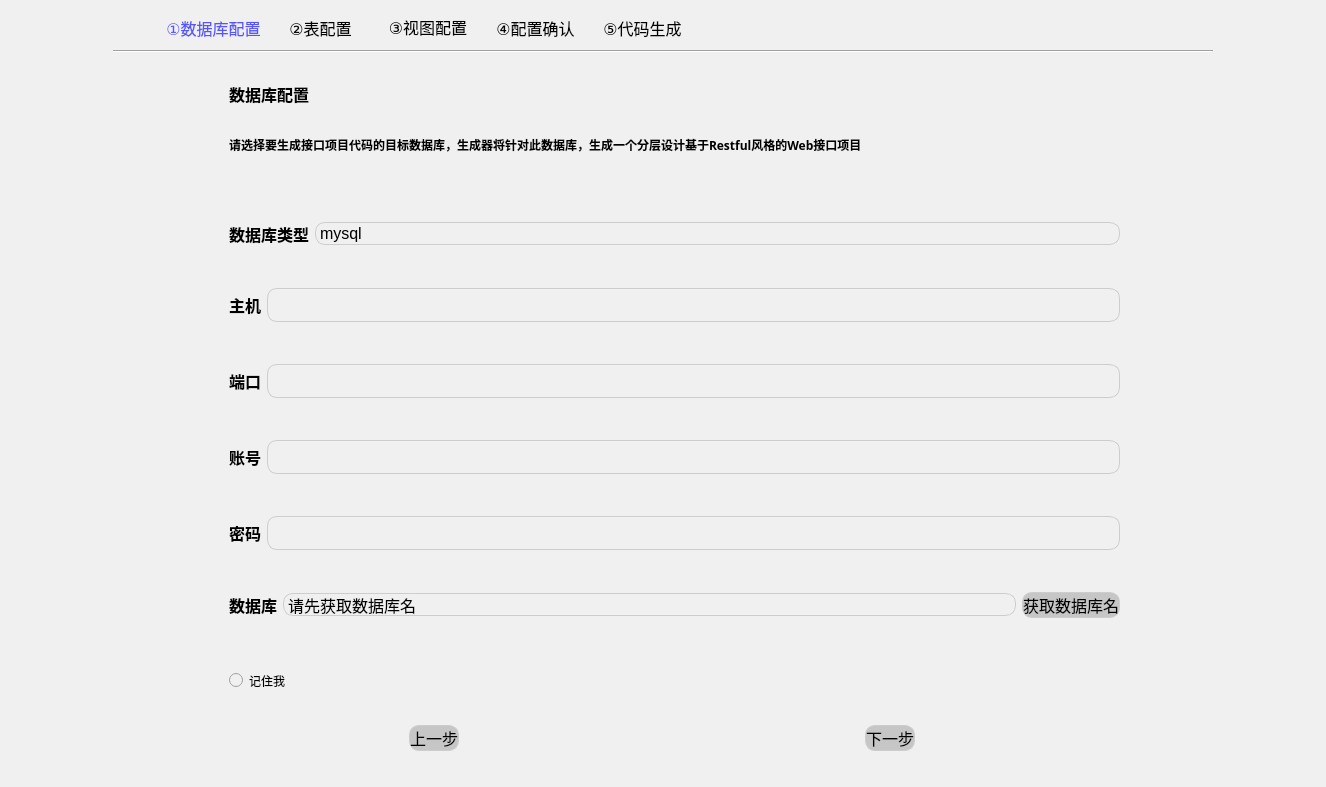
Old version of the form app/ui/MainWindow.ui in the repository ncepu-iDealStudio/Flask_RESTfulAPI_Codegen_Application.
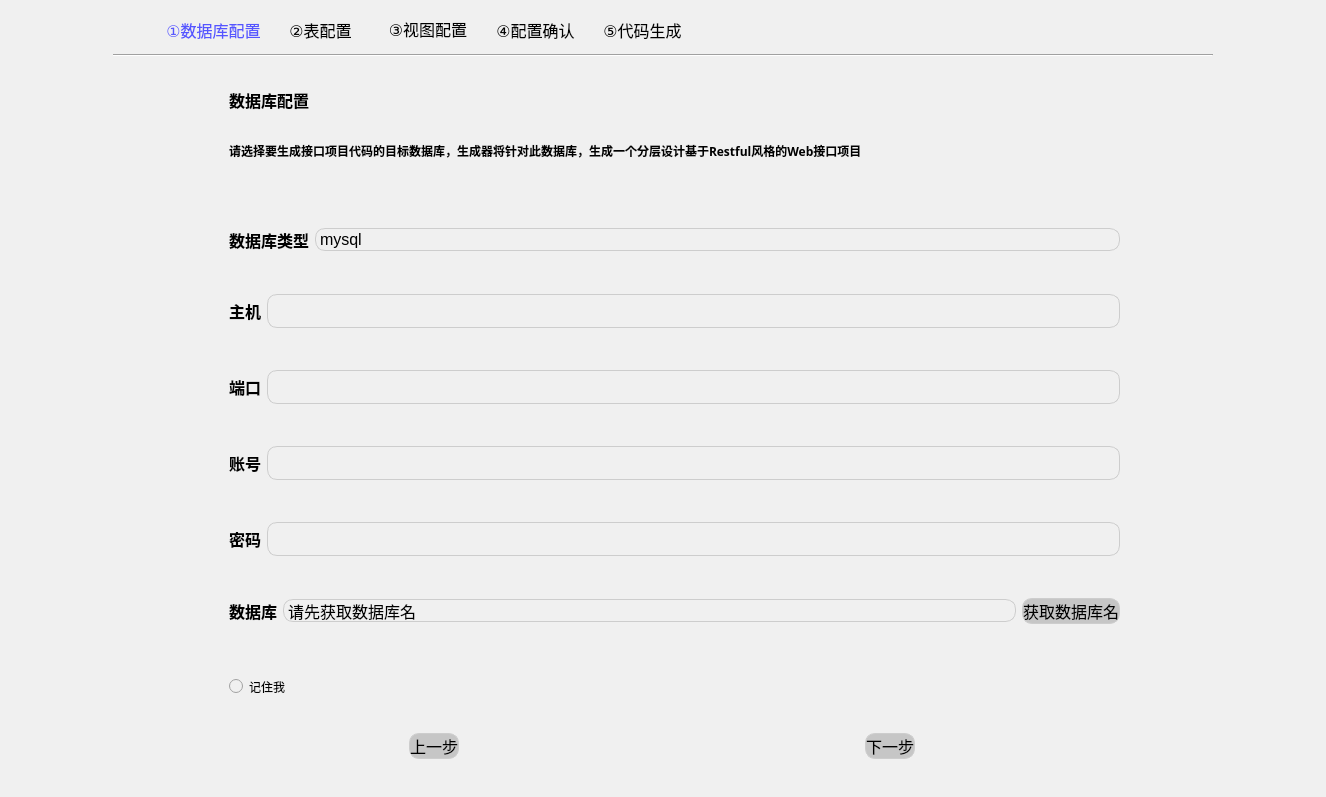
New version of the form. The open tabs and pages were chosen to show the change. Icons and pictures are not drawn.

Commit message: 优化界面

Patch:
```diff
--- a/app/ui/MainWindow.ui
+++ b/app/ui/MainWindow.ui
@@ -7,7 +7,7 @@
     <x>0</x>
     <y>0</y>
     <width>1326</width>
-    <height>787</height>
+    <height>797</height>
    </rect>
   </property>
   <property name="windowTitle">
@@ -684,6 +684,7 @@
              <font>
               <family>Microsoft YaHei</family>
               <pointsize>12</pointsize>
+              <weight>75</weight>
               <bold>true</bold>
              </font>
             </property>
@@ -704,6 +705,7 @@
              <font>
               <family>Microsoft YaHei</family>
               <pointsize>12</pointsize>
+              <weight>75</weight>
               <bold>true</bold>
              </font>
             </property>
@@ -747,6 +749,7 @@
                   <font>
                    <family>Microsoft YaHei</family>
                    <pointsize>12</pointsize>
+                   <weight>75</weight>
                    <bold>true</bold>
                   </font>
                  </property>
@@ -780,6 +783,7 @@
                   <font>
                    <family>Microsoft YaHei</family>
                    <pointsize>12</pointsize>
+                   <weight>75</weight>
                    <bold>true</bold>
                   </font>
                  </property>
@@ -811,6 +815,7 @@
                   <font>
                    <family>Microsoft YaHei</family>
                    <pointsize>12</pointsize>
+                   <weight>75</weight>
                    <bold>true</bold>
                   </font>
                  </property>
@@ -836,6 +841,7 @@
                   <font>
                    <family>Microsoft YaHei</family>
                    <pointsize>12</pointsize>
+                   <weight>75</weight>
                    <bold>true</bold>
                   </font>
                  </property>
@@ -861,6 +867,7 @@
                   <font>
                    <family>Microsoft YaHei</family>
                    <pointsize>12</pointsize>
+                   <weight>75</weight>
                    <bold>true</bold>
                   </font>
                  </property>
@@ -898,6 +905,7 @@
                   <font>
                    <family>Microsoft YaHei</family>
                    <pointsize>12</pointsize>
+                   <weight>75</weight>
                    <bold>true</bold>
                   </font>
                  </property>
```
Left out of the diff: 16 changed lines with no effect on the pictures.
